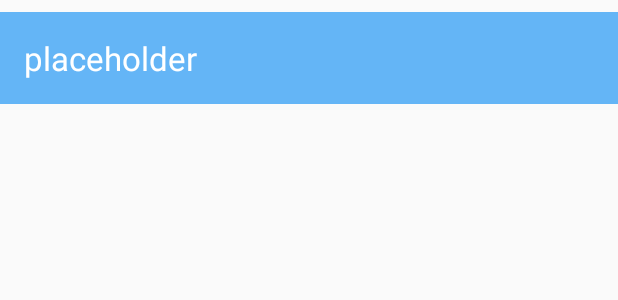
After one commit to amberream/ADFv2, an Android app: the layout recyclerview_item.xml on its own in the app's theme, with its tools: preview values and no code run, on a phone screen of 412 x 824 dp. The commit adds this screen. Shown: the top 300 px of the screen. Run offline under Robolectric (Android 15) with nearby library versions, the phone set to English and light mode, and no system bars.

```diff
--- a/RoomWordsSample/app/build.gradle
+++ b/RoomWordsSample/app/build.gradle
@@ -4,7 +4,7 @@ android {
     compileSdkVersion 28
     defaultConfig {
         applicationId "com.amberream.roomwordssample"
-        minSdkVersion 14
+        minSdkVersion 24
         targetSdkVersion 28
         versionCode 1
         versionName "1.0"
--- a/RoomWordsSample/app/src/main/java/com/amberream/roomwordssample/Word.java
+++ b/RoomWordsSample/app/src/main/java/com/amberream/roomwordssample/Word.java
@@ -16,8 +16,6 @@ public class Word {
     @ColumnInfo (name = "word")
     private String mWord;
 
-    private int mKey;
-
     public Word(@NonNull String word)
     {
         mWord = word;
--- a/RoomWordsSample/app/src/main/java/com/amberream/roomwordssample/WordRoomDatabase.java
+++ b/RoomWordsSample/app/src/main/java/com/amberream/roomwordssample/WordRoomDatabase.java
@@ -19,10 +19,8 @@ public abstract class WordRoomDatabase extends RoomDatabase {
      */
     private static WordRoomDatabase mInstance;
 
-    private WordRoomDatabase()
-    {
-
-    }
+    // This actually caused a build error!!
+//    private WordRoomDatabase(){}
 
     public static WordRoomDatabase getInstance(final Context context)
     {
--- a/RoomWordsSample/app/src/main/res/layout/activity_main.xml
+++ b/RoomWordsSample/app/src/main/res/layout/activity_main.xml
@@ -28,6 +28,6 @@
         android:layout_height="wrap_content"
         android:layout_gravity="bottom|end"
         android:layout_margin="@dimen/fab_margin"
-        app:srcCompat="@android:drawable/ic_dialog_email" />
+        android:src="@drawable/ic_add_black_24dp"/>
 
 </androidx.coordinatorlayout.widget.CoordinatorLayout>
--- /dev/null
+++ b/RoomWordsSample/app/src/main/res/layout/recyclerview_item.xml
@@ -0,0 +1,13 @@
+<?xml version="1.0" encoding="utf-8"?>
+<LinearLayout xmlns:android="http://schemas.android.com/apk/res/android"
+    android:orientation="vertical" android:layout_width="match_parent"
+    android:layout_height="wrap_content">
+
+
+    <TextView
+        android:id="@+id/textView"
+        android:layout_width="match_parent"
+        android:layout_height="wrap_content"
+        style="@style/text_view_style"
+        android:text="placeholder" />
+</LinearLayout>
--- a/RoomWordsSample/app/src/main/res/values/colors.xml
+++ b/RoomWordsSample/app/src/main/res/values/colors.xml
@@ -1,6 +1,10 @@
 <?xml version="1.0" encoding="utf-8"?>
 <resources>
-    <color name="colorPrimary">#008577</color>
-    <color name="colorPrimaryDark">#00574B</color>
-    <color name="colorAccent">#D81B60</color>
+    <color name="colorPrimary">#2196F3</color>
+    <color name="colorPrimaryLight">#64b5f6</color>
+    <color name="colorPrimaryDark">#1976D2</color>
+    <color name="colorAccent">#FFFF9800</color>
+    <color name="colorTextPrimary">@android:color/white</color>
+    <color name="colorScreenBackground">#fff3e0</color>
+    <color name="colorTextHint">#E0E0E0</color>
 </resources>
--- a/RoomWordsSample/app/src/main/res/values/styles.xml
+++ b/RoomWordsSample/app/src/main/res/values/styles.xml
@@ -17,4 +17,15 @@
 
     <style name="AppTheme.PopupOverlay" parent="ThemeOverlay.AppCompat.Light" />
 
+    <style name="text_view_style">
+        <item name="android:layout_width">match_parent</item>
+        <item name="android:layout_height">wrap_content</item>
+        <item name="android:textAppearance">
+            @android:style/TextAppearance.Large</item>
+        <item name="android:background">@color/colorPrimaryLight</item>
+        <item name="android:layout_marginTop">8dp</item>
+        <item name="android:layout_gravity">center</item>
+        <item name="android:padding">16dp</item>
+        <item name="android:textColor">@color/colorTextPrimary</item>
+    </style>
 </resources>
```
Also changed, not shown: RoomWordsSample/app/src/main/java/com/amberream/roomwordssample/MainActivity.java (+8 -0 lines), RoomWordsSample/app/src/main/java/com/amberream/roomwordssample/WordListAdapter.java (added, +74 -0 lines), RoomWordsSample/app/src/main/res/drawable/ic_add_black_24dp.xml (added, +9 -0 lines), RoomWordsSample/app/src/main/res/layout/content_main.xml (+9 -6 lines).
